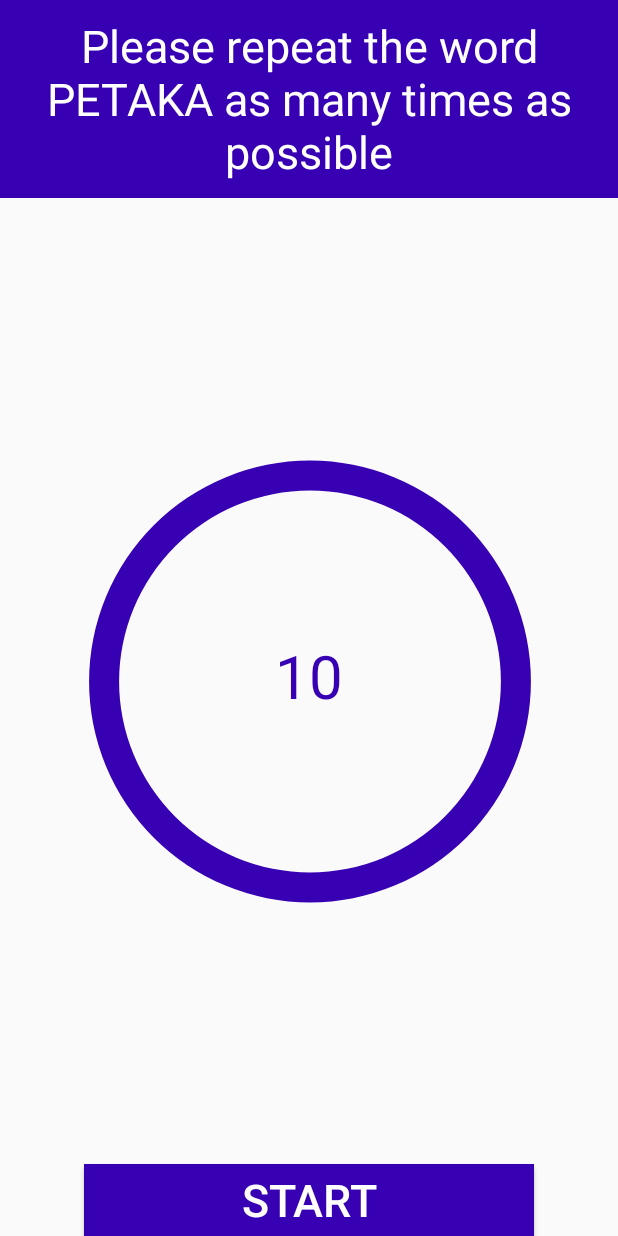
After one commit to SAGI-FAU/Cochlear-Implant-Testing-App, an Android app: the SyllableRepetition screen opened directly, with no data from a screen before it, on a phone screen of 412 x 824 dp. The commit adds this screen. Run offline under Robolectric (Android 15) with nearby library versions, the phone set to English and light mode, and no system bars.

Commit message:
Added Syllable repetition task with timer voice recording needed

```diff
--- a/CIT-APP/app/src/main/AndroidManifest.xml
+++ b/CIT-APP/app/src/main/AndroidManifest.xml
@@ -9,7 +9,9 @@
         android:roundIcon="@mipmap/ic_launcher_round"
         android:supportsRtl="true"
         android:theme="@style/AppTheme">
-        <activity android:name=".Settings"></activity>
+        <activity android:name=".SyllableRepetitionFinished"></activity>
+        <activity android:name=".SyllableRepetition" />
+        <activity android:name=".Settings" />
         <activity android:name=".MinimalPairsExerciseFinished" />
         <activity android:name=".MinimalPairs2" />
         <activity android:name=".Instruction" />
--- a/CIT-APP/app/src/main/java/com/example/cit_app/Instruction.java
+++ b/CIT-APP/app/src/main/java/com/example/cit_app/Instruction.java
@@ -45,7 +45,7 @@ public class Instruction extends AppCompatActivity {
                         newActivity = new Intent(v.getContext(), Instruction.class);
                         break;
                     case "Syllable repetition":
-                        newActivity = new Intent(v.getContext(), Instruction.class);
+                        newActivity = new Intent(v.getContext(), SyllableRepetition.class);
                         break;
                     case "Picture description":
                         newActivity = new Intent(v.getContext(), Instruction.class);
--- /dev/null
+++ b/CIT-APP/app/src/main/java/com/example/cit_app/SyllableRepetition.java
@@ -0,0 +1,55 @@
+package com.example.cit_app;
+
+import androidx.appcompat.app.AppCompatActivity;
+
+import android.content.Context;
+import android.content.Intent;
+import android.os.Bundle;
+import android.os.CountDownTimer;
+import android.view.View;
+import android.widget.Button;
+import android.widget.ProgressBar;
+import android.widget.TextView;
+import android.widget.Toast;
+
+public class SyllableRepetition extends AppCompatActivity{
+
+    //TODO Add recording of voice
+    private TextView timer;
+    private ProgressBar progress;
+    private Button start;
+    private CountDownTimer cdt;
+    private Context c = this;
+    @Override
+    protected void onCreate(Bundle savedInstanceState) {
+        super.onCreate(savedInstanceState);
+        setContentView(R.layout.activity_syllable_repetition);
+        timer = (TextView) findViewById(R.id.timer);
+        progress = (ProgressBar) findViewById(R.id.timerProgress);
+        start = (Button) findViewById(R.id.startTimer);
+        start.setOnClickListener(new View.OnClickListener() {
+            @Override
+            public void onClick(View v) {
+                startTimer();
+            }
+        });
+    }
+
+    public void startTimer(){
+        cdt = new CountDownTimer(11900, 1000) {
+            int count = 10;
+            @Override
+            public void onTick(long millisUntilFinished) {
+                timer.setText("" + count);
+                progress.setProgress(count * 10);
+                count --;
+            }
+
+            @Override
+            public void onFinish() {
+                Intent intent = new Intent(c, SyllableRepetitionFinished.class);
+                c.startActivity(intent);
+            }
+        }.start();
+    }
+}
--- /dev/null
+++ b/CIT-APP/app/src/main/res/drawable/circle.xml
@@ -0,0 +1,9 @@
+<?xml version="1.0" encoding="utf-8"?>
+<shape xmlns:android="http://schemas.android.com/apk/res/android"
+    android:shape="ring"
+    android:innerRadiusRatio="3.3"
+    android:thickness="20dp"
+    android:useLevel="true">
+
+    <solid android:color="@color/colorPrimaryDark"></solid>
+</shape>
--- /dev/null
+++ b/CIT-APP/app/src/main/res/layout/activity_syllable_repetition.xml
@@ -0,0 +1,62 @@
+<?xml version="1.0" encoding="utf-8"?>
+<androidx.constraintlayout.widget.ConstraintLayout xmlns:android="http://schemas.android.com/apk/res/android"
+    xmlns:app="http://schemas.android.com/apk/res-auto"
+    xmlns:tools="http://schemas.android.com/tools"
+    android:layout_width="match_parent"
+    android:layout_height="match_parent"
+    tools:context=".SyllableRepetition">
+
+    <TextView
+        android:id="@+id/syllableText"
+        android:layout_width="wrap_content"
+        android:layout_height="132dp"
+        android:background="@color/colorPrimaryDark"
+        android:gravity="center"
+        android:text="@string/ExplanationRepetition"
+        android:textColor="#ffffff"
+        android:textSize="30sp"
+        app:layout_constraintEnd_toEndOf="parent"
+        app:layout_constraintStart_toStartOf="parent"
+        app:layout_constraintTop_toTopOf="parent" />
+
+    <Button
+        android:id="@+id/startTimer"
+        android:layout_width="300dp"
+        android:layout_height="wrap_content"
+        android:background="@color/colorPrimaryDark"
+        android:text="Start"
+        android:textSize="30sp"
+        android:textColor="#ffffff"
+        app:layout_constraintBottom_toBottomOf="parent"
+        app:layout_constraintEnd_toEndOf="parent"
+        app:layout_constraintStart_toStartOf="parent" />
+
+    <ProgressBar
+        android:id="@+id/timerProgress"
+        style="?android:attr/progressBarStyleHorizontal"
+        android:layout_width="420dp"
+        android:layout_height="310dp"
+        android:layoutDirection="rtl"
+        android:progress="100"
+        android:progressDrawable="@drawable/circle"
+        android:rotation="90"
+        app:layout_constraintBottom_toTopOf="@+id/startTimer"
+        app:layout_constraintEnd_toEndOf="parent"
+        app:layout_constraintStart_toStartOf="parent"
+        app:layout_constraintTop_toBottomOf="@+id/syllableText" />
+
+    <TextView
+        android:id="@+id/timer"
+        android:layout_width="177dp"
+        android:layout_height="118dp"
+        android:layout_marginTop="92dp"
+        android:gravity="center"
+        android:text="10"
+        android:textColor="@color/colorPrimaryDark"
+        android:textSize="40sp"
+        app:layout_constraintBottom_toBottomOf="@+id/timerProgress"
+        app:layout_constraintEnd_toEndOf="parent"
+        app:layout_constraintStart_toStartOf="parent"
+        app:layout_constraintTop_toTopOf="@+id/timerProgress"
+        app:layout_constraintVertical_bias="0.0" />
+</androidx.constraintlayout.widget.ConstraintLayout>
--- a/CIT-APP/app/src/main/res/values/strings.xml
+++ b/CIT-APP/app/src/main/res/values/strings.xml
@@ -7,6 +7,7 @@
     <string name="Done">Done</string>
     <string name="Again">Again</string>
     <string name="ExplanationMinPairs2">Select the word you heard</string>
+    <string name="ExplanationRepetition">Please repeat the word PETAKA as many times as possible</string>
     <string-array name="Exercises">
         <item>Minimal pairs</item>
         <item>Minimal pairs 2</item>
```
Also changed, not shown: CIT-APP/app/src/main/java/com/example/cit_app/SyllableRepetitionFinished.java (added, +34 -0 lines), CIT-APP/app/src/main/res/layout/activity_minimal_pairs2.xml (+10 -6 lines), CIT-APP/app/src/main/res/layout/activity_syllable_repetition_finished.xml (added, +49 -0 lines), 2 other files.
